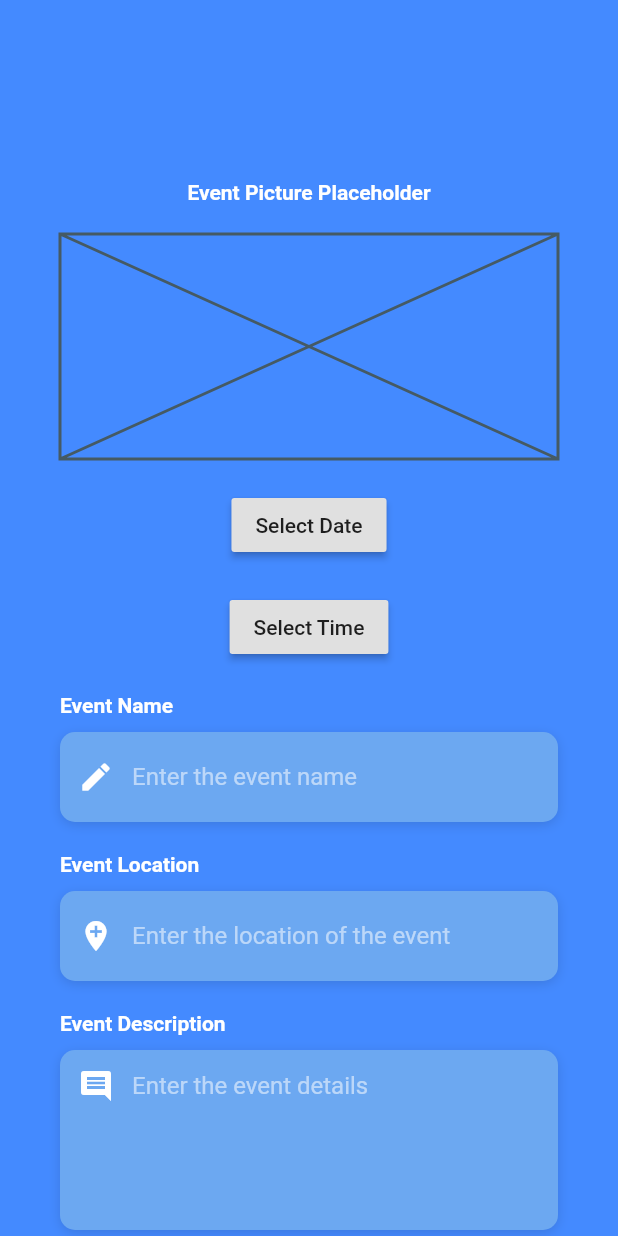
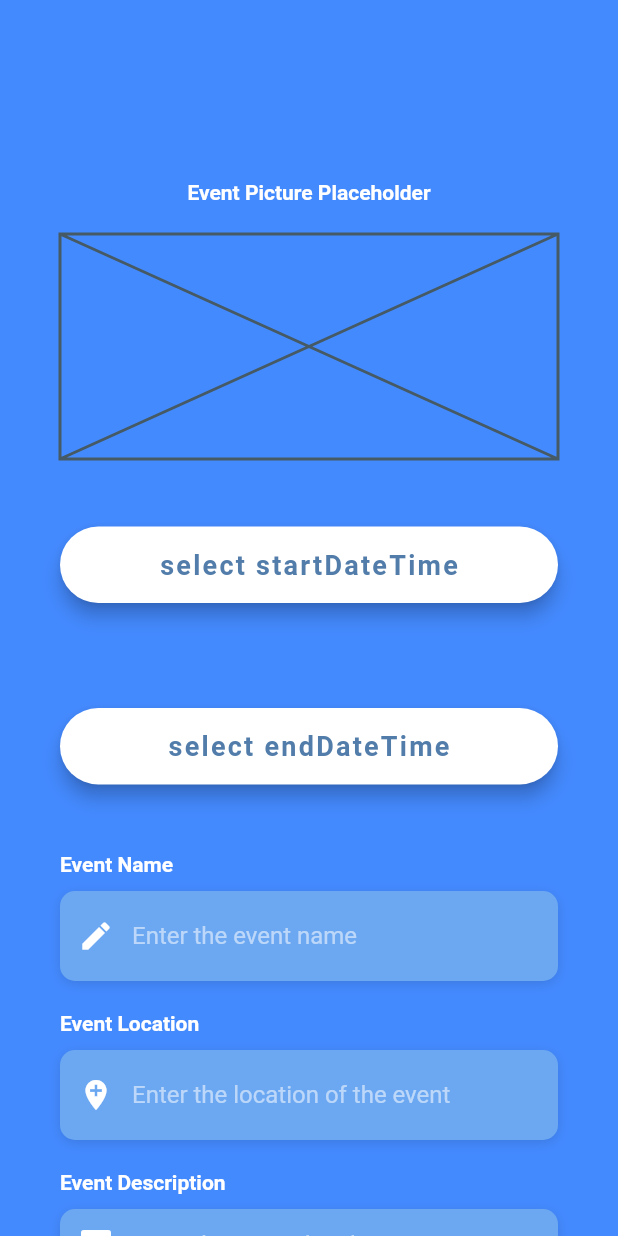
Before and after one commit to Pinolpier/Hochschulprojekt-Flutter, a Flutter app: the screen it shows after launch, on a phone screen of 412 x 824 dp. Run offline on Flutter 3.47's test engine with Material 2 defaults, Android fonts, the phone set to English and light mode, and no system bars; Roboto replaces fonts that are missing (OpenSans).

Commit message:
improved the DateTimePicker and added one for the StartDate and EndDate

```diff
--- a/lib/UIScreens/createEvent_screen.dart
+++ b/lib/UIScreens/createEvent_screen.dart
@@ -19,33 +19,109 @@ class CreateEventScreen extends StatefulWidget {
 
 class _CreateEventScreenState extends State<CreateEventScreen> {
 
-  DateTime _date = new DateTime.now();
-  TimeOfDay _time = new TimeOfDay.now();
+  DateTime selectedStartDateTime;
+  DateTime selectedEndDateTime;
 
-  Future<Null> _selectDate(BuildContext context) async {
-    final DateTime picked = await showDatePicker(
-        context: context,
-        initialDate: _date,
-        firstDate: new DateTime(2016),
-        lastDate: new DateTime(3000),
+  Future<TimeOfDay> _selectTime(BuildContext context) {
+    final now = DateTime.now();
+
+    return showTimePicker(
+      context: context,
+      initialTime: TimeOfDay(hour: now.hour, minute: now.minute),
     );
-    if (picked != null && picked != _date) {
-      setState(() {
-        _date = picked;
-      });
-    }
   }
 
-  Future<Null> _selectTime(BuildContext context) async {
-    final TimeOfDay picked = await showTimePicker(
-        context: context,
-        initialTime: _time
+  Future<DateTime> _selectDate(BuildContext context) => showDatePicker(
+    context: context,
+    initialDate: DateTime.now().add(Duration(seconds: 1)),
+    firstDate: DateTime.now(),
+    lastDate: DateTime(2100),
+  );
+
+  Widget _selectStartDateTimeButtonWidget() {
+    return Container(
+      padding: EdgeInsets.symmetric(vertical: 25.0),
+      width: double.infinity,
+      child: RaisedButton(
+        elevation: 5.0,
+        onPressed: () async {
+          final selectedDate = await _selectDate(context);
+          if (selectedDate == null) return;
+
+          final selectedTime = await _selectTime(context);
+          if (selectedTime == null) return;
+
+          setState(() {
+            selectedStartDateTime = DateTime(
+              selectedDate.year,
+              selectedDate.month,
+              selectedDate.day,
+              selectedTime.hour,
+              selectedTime.minute,
+            );
+            print(selectedStartDateTime);
+          });
+        },
+        padding: EdgeInsets.all(15.0),
+        shape: RoundedRectangleBorder(
+          borderRadius: BorderRadius.circular(30.0),
+        ),
+        color: Colors.white,
+        child: Text(
+          'select startDateTime',
+          style: TextStyle(
+            color: Color(0xFF527DAA),
+            letterSpacing: 1.5,
+            fontSize: 18.0,
+            fontWeight: FontWeight.bold,
+            fontFamily: 'OpenSans',
+          ),
+        ),
+      ),
     );
-    if (picked != null && picked != _time) {
-      setState(() {
-        _time = picked;
-      });
-    }
+  }
+
+  Widget _selectEndDateTimeButtonWidget() {
+    return Container(
+      padding: EdgeInsets.symmetric(vertical: 25.0),
+      width: double.infinity,
+      child: RaisedButton(
+        elevation: 5.0,
+        onPressed: () async {
+          final selectedDate = await _selectDate(context);
+          if (selectedDate == null) return;
+
+          final selectedTime = await _selectTime(context);
+          if (selectedTime == null) return;
+
+          setState(() {
+            selectedEndDateTime = DateTime(
+              selectedDate.year,
+              selectedDate.month,
+              selectedDate.day,
+              selectedTime.hour,
+              selectedTime.minute,
+            );
+            print(selectedEndDateTime);
+          });
+        },
+        padding: EdgeInsets.all(15.0),
+        shape: RoundedRectangleBorder(
+          borderRadius: BorderRadius.circular(30.0),
+        ),
+        color: Colors.white,
+        child: Text(
+          'select endDateTime',
+          style: TextStyle(
+            color: Color(0xFF527DAA),
+            letterSpacing: 1.5,
+            fontSize: 18.0,
+            fontWeight: FontWeight.bold,
+            fontFamily: 'OpenSans',
+          ),
+        ),
+      ),
+    );
   }
 
   Widget _eventNameTextfieldWidget() {
@@ -205,18 +281,10 @@ class _CreateEventScreenState extends State<CreateEventScreen> {
                 fallbackHeight: 150,
               ),
               SizedBox(height: 20.0),
-              new RaisedButton(
-                  child: new Text("Select Date"),
-                  onPressed: (){_selectDate(context);
-                  }
-              ),
+              _selectStartDateTimeButtonWidget(),
               SizedBox(height: 20.0),
-              new RaisedButton(
-                  child: new Text("Select Time"),
-                  onPressed: (){_selectTime(context);
-                  }
-              ),
-              SizedBox(height: 20),
+              _selectEndDateTimeButtonWidget(),
+              SizedBox(height: 20.0),
               _eventNameTextfieldWidget(),
               SizedBox(height: 20.0),
               _locationTextfieldWidget(),
```
